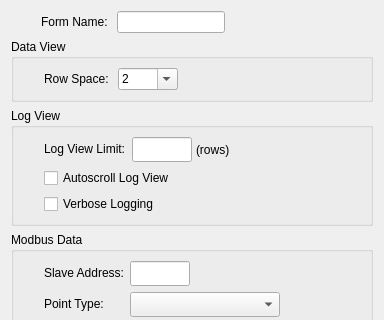
Qt form omodsim/dialogs/dialogdisplaydefinition.ui (sanny32/OpenModSim) before a commit; both pictures show x 0 to 384 and y 0 to 320 of the 384 by 514 pixel window.
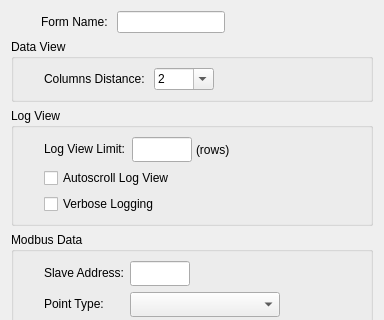
The same form after that commit. Custom widgets are drawn as their Qt base class.

Patch:
```diff
--- a/omodsim/dialogs/dialogdisplaydefinition.ui
+++ b/omodsim/dialogs/dialogdisplaydefinition.ui
@@ -79,7 +79,7 @@
       <item row="0" column="0">
        <widget class="QLabel" name="labelRowSpace">
         <property name="text">
-         <string>Row Space: </string>
+         <string>Columns Distance: </string>
         </property>
        </widget>
       </item>
```
Left out of the diff: 26 changed lines with no effect on the pictures.
